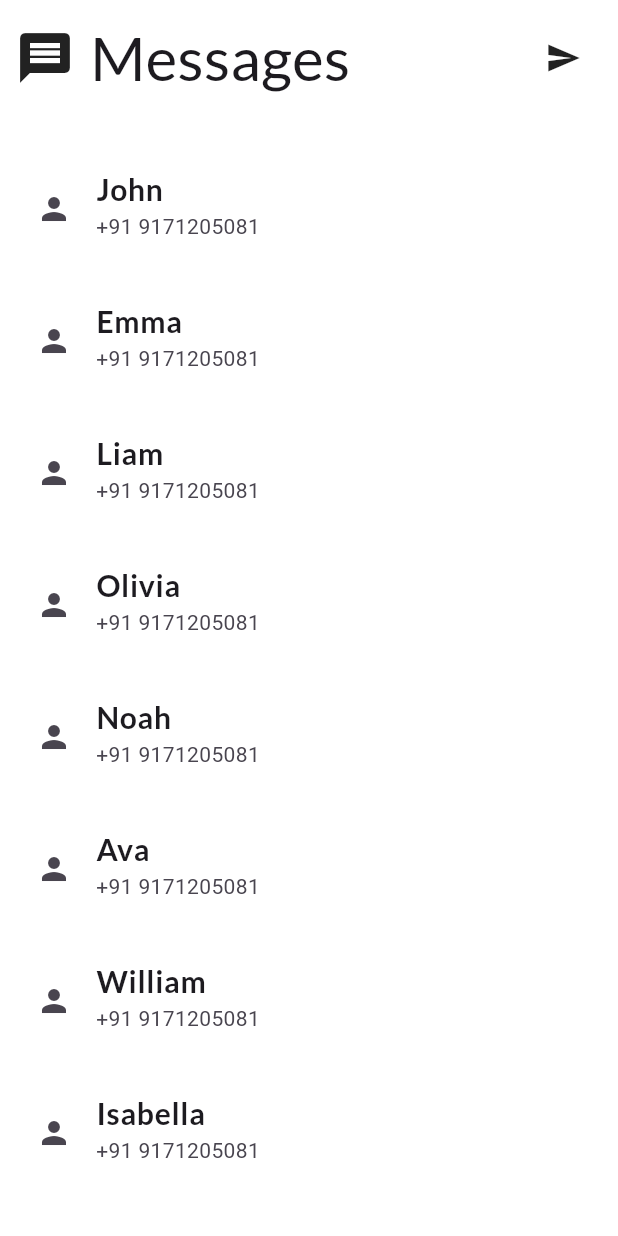
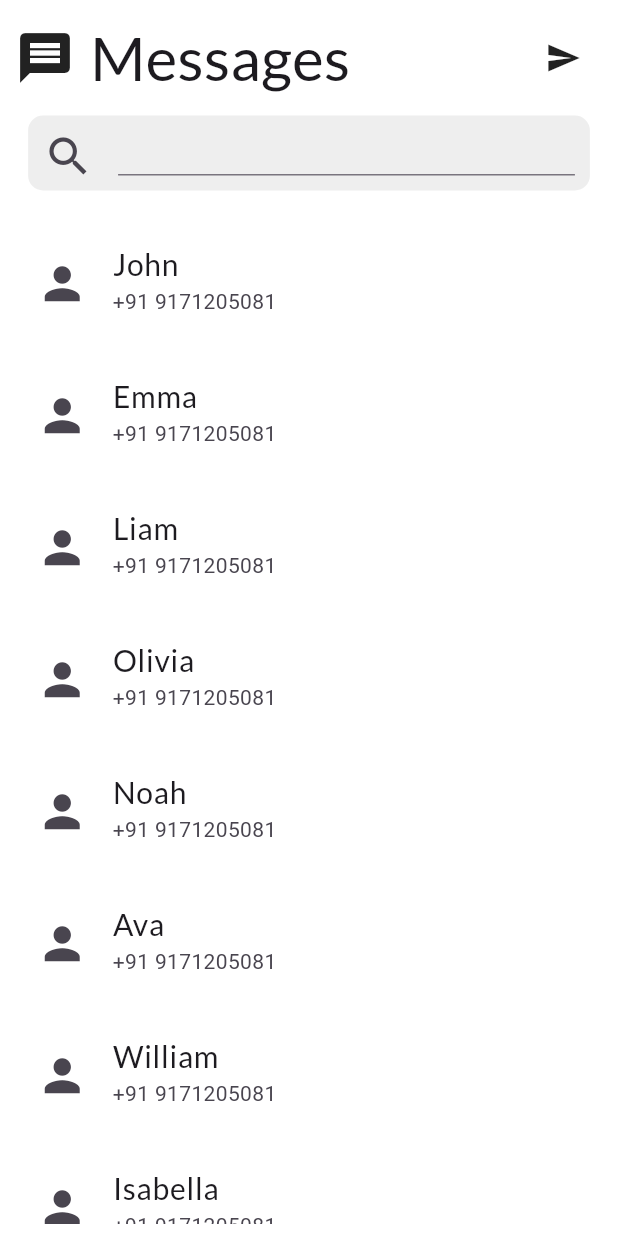
Before and after one commit to shobhitmh/flutter_advance_widgets, a Flutter app: the Myslidedwid screen opened by its route, on a phone screen of 412 x 824 dp. Run offline on Flutter 3.47's test engine with Material 3 defaults, Android fonts, the phone set to English and light mode, and no system bars; drawn by our look-alikes of flutter_slidable; our stand-ins replace avatar_glow, google_fonts, liquid_pull_to_refresh, percent_indicator, smooth_page_indicator; missing offline and left inert: flutter_carousel_slider.

Commit message:
Search Bar added

```diff
--- a/lib/widgets/slidable_widget.dart
+++ b/lib/widgets/slidable_widget.dart
@@ -14,6 +14,7 @@ class Myslidedwid extends StatefulWidget {
 }
 
 class _MyslidedwidState extends State<Myslidedwid> {
+  TextEditingController _search = TextEditingController();
   @override
   Widget build(BuildContext context) {
     return Scaffold(
@@ -45,7 +46,27 @@ class _MyslidedwidState extends State<Myslidedwid> {
               ),
             ),
             SizedBox(
-              height: 20,
+              height: 10,
+            ),
+            Container(
+              height: 50,
+              width: MediaQuery.of(context).size.width / 1.1,
+              padding: EdgeInsets.all(10),
+              decoration: BoxDecoration(
+                  color: Colors.grey[200],
+                  borderRadius: BorderRadius.circular(10)),
+              child: TextField(
+                controller: _search,
+                decoration: InputDecoration(
+                  icon: Icon(
+                    Icons.search,
+                    size: 34,
+                  ),
+                ),
+              ),
+            ),
+            SizedBox(
+              height: 10,
             ),
             Expanded(
               child: Padding(
@@ -81,12 +102,14 @@ class _MyslidedwidState extends State<Myslidedwid> {
                       child: Padding(
                         padding: const EdgeInsets.symmetric(vertical: 8.0),
                         child: ListTile(
-                          leading: Icon(Icons.person),
+                          leading: Icon(
+                            Icons.person,
+                            size: 35,
+                          ),
                           title: Text(
                             names[index],
                             style: GoogleFonts.lato(
-                              textStyle: TextStyle(
-                                  fontSize: 20, fontWeight: FontWeight.bold),
+                              textStyle: TextStyle(fontSize: 20),
                             ),
                           ),
                           subtitle: Text('+91 9171205081'),
```
